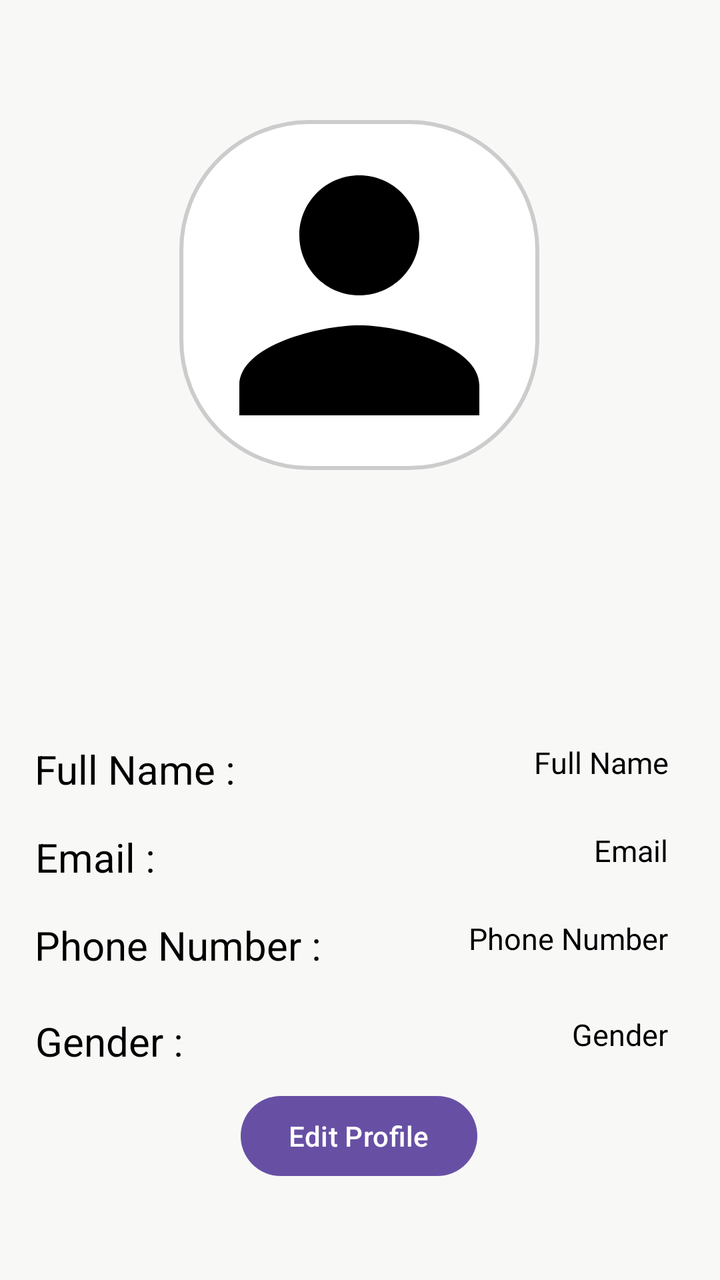
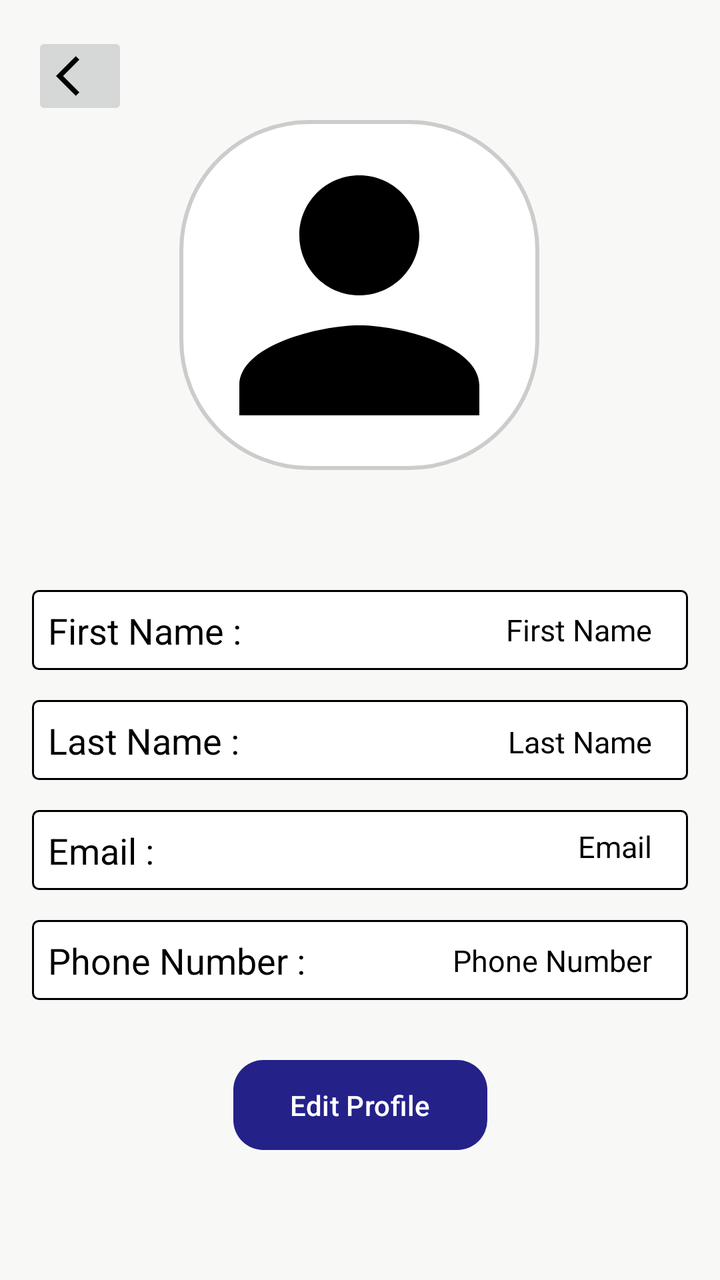

An Android layout rendered at two revisions. The XML below is the earlier revision; the diff shows what the commit changed to produce the second picture.
<!-- AndroidManifest.xml: application theme Theme.Techtonic -->
<!-- res/layout/fragment_profile.xml -->
<?xml version="1.0" encoding="utf-8"?>
<FrameLayout xmlns:android="http://schemas.android.com/apk/res/android"
    xmlns:app="http://schemas.android.com/apk/res-auto"
    xmlns:tools="http://schemas.android.com/tools"
    android:layout_width="match_parent"
    android:id="@+id/fragment_container"
    android:layout_height="match_parent"
    android:background="#F8F9F7"
    android:padding="16dp">


    <androidx.constraintlayout.widget.ConstraintLayout
        android:layout_width="match_parent"
        android:layout_height="match_parent"
        android:orientation="vertical"
        tools:layout_editor_absoluteX="49dp"
        tools:layout_editor_absoluteY="53dp">

        <ImageView
            android:id="@+id/Profile"
            android:layout_width="180dp"
            android:layout_height="175dp"
            android:layout_gravity="center"
            android:layout_marginTop="44dp"
            android:background="@drawable/round_image_background"
            android:contentDescription="Profile Image"
            android:scaleType="centerCrop"
            android:src="@drawable/person_icon"
            app:layout_constraintEnd_toEndOf="parent"
            app:layout_constraintHorizontal_bias="0.497"
            app:layout_constraintStart_toStartOf="parent"
            app:layout_constraintTop_toTopOf="parent" />

        <TextView
            android:id="@+id/txtfullname"
            android:layout_width="250dp"
            android:layout_height="30dp"
            android:layout_marginTop="355dp"
            android:gravity="right"
            android:hint="Full Name"
            android:inputType="textPersonName"
            android:paddingRight="10dp"
            android:textColor="@color/black"
            android:textColorHint="@color/black"
            android:textSize="15dp"
            app:layout_constraintEnd_toEndOf="parent"
            app:layout_constraintHorizontal_bias="1.0"
            app:layout_constraintStart_toStartOf="parent"
            app:layout_constraintTop_toTopOf="parent" />

        <TextView
            android:id="@+id/fullname"
            android:layout_width="wrap_content"
            android:layout_height="wrap_content"
            android:layout_marginTop="355dp"
            android:gravity="left"
            android:paddingRight="10dp"
            android:text="Full Name : "
            android:textColor="@color/black"
            android:textColorHint="@color/black"
            android:textSize="20dp"
            app:layout_constraintEnd_toEndOf="parent"
            app:layout_constraintHorizontal_bias="0.007"
            app:layout_constraintStart_toStartOf="parent"
            app:layout_constraintTop_toTopOf="parent" />

        <TextView
            android:id="@+id/txtEmailAddress"
            android:layout_width="250dp"
            android:layout_height="30dp"
            android:layout_marginTop="399dp"
            android:gravity="right"
            android:hint="Email"
            android:inputType="textEmailAddress"
            android:paddingRight="10dp"
            android:textColor="@color/black"
            android:textColorHint="@color/black"
            android:textSize="15dp"
            app:layout_constraintEnd_toEndOf="parent"
            app:layout_constraintHorizontal_bias="1.0"
            app:layout_constraintStart_toStartOf="parent"
            app:layout_constraintTop_toTopOf="parent" />

        <TextView
            android:id="@+id/email"
            android:layout_width="wrap_content"
            android:layout_height="wrap_content"
            android:layout_marginTop="399dp"
            android:gravity="left"
            android:paddingRight="10dp"
            android:text="Email :"
            android:textColor="@color/black"
            android:textColorHint="@color/black"
            android:textSize="20dp"
            app:layout_constraintEnd_toEndOf="parent"
            app:layout_constraintHorizontal_bias="0.007"
            app:layout_constraintStart_toStartOf="parent"
            app:layout_constraintTop_toTopOf="parent" />

        <TextView
            android:id="@+id/txtPhoneNumber"
            android:layout_width="200dp"
            android:layout_height="30dp"
            android:layout_marginTop="443dp"
            android:gravity="right"
            android:hint="Phone Number"
            android:inputType="phone"
            android:paddingRight="10dp"
            android:textColor="@color/black"
            android:textColorHint="@color/black"
            android:textSize="15dp"
            app:layout_constraintEnd_toEndOf="parent"
            app:layout_constraintHorizontal_bias="1.0"
            app:layout_constraintStart_toStartOf="parent"
            app:layout_constraintTop_toTopOf="parent" />

        <TextView
            android:id="@+id/phone"
            android:layout_width="wrap_content"
            android:layout_height="wrap_content"
            android:layout_marginTop="443dp"
            android:gravity="left"
            android:paddingRight="10dp"
            android:text="Phone Number :"
            android:textColor="@color/black"
            android:textColorHint="@color/black"
            android:textSize="20dp"
            app:layout_constraintEnd_toEndOf="parent"
            app:layout_constraintHorizontal_bias="0.007"
            app:layout_constraintStart_toStartOf="parent"
            app:layout_constraintTop_toTopOf="parent" />

        <TextView
            android:id="@+id/tvgender"
            android:layout_width="250dp"
            android:layout_height="30dp"
            android:layout_marginTop="491dp"
            android:gravity="right"
            android:hint="Gender"
            android:inputType="date"
            android:paddingRight="10dp"
            android:textColor="@color/black"
            android:textColorHint="@color/black"
            android:textSize="15dp"
            app:layout_constraintEnd_toEndOf="parent"
            app:layout_constraintHorizontal_bias="1.0"
            app:layout_constraintStart_toStartOf="parent"
            app:layout_constraintTop_toTopOf="parent" />

        <TextView
            android:id="@+id/gender"
            android:layout_width="wrap_content"
            android:layout_height="wrap_content"
            android:layout_marginTop="491dp"
            android:gravity="left"
            android:paddingRight="10dp"
            android:text="Gender :"
            android:textColor="@color/black"
            android:textColorHint="@color/black"
            android:textSize="20dp"
            app:layout_constraintEnd_toEndOf="parent"
            app:layout_constraintHorizontal_bias="0.007"
            app:layout_constraintStart_toStartOf="parent"
            app:layout_constraintTop_toTopOf="parent" />

        <Button
            android:id="@+id/btn_edit"
            android:layout_width="wrap_content"
            android:layout_height="wrap_content"
            android:layout_gravity="center"
            android:layout_marginBottom="32dp"
            android:text="Edit Profile"
            app:layout_constraintBottom_toBottomOf="parent"
            app:layout_constraintEnd_toEndOf="parent"
            app:layout_constraintHorizontal_bias="0.498"
            app:layout_constraintStart_toStartOf="parent" />

    </androidx.constraintlayout.widget.ConstraintLayout>
</FrameLayout>
<!-- resources referenced by this layout -->
<resources>
  <color name="black">#000000</color>
  <!-- drawable person_icon (drawable) -->
  <vector xmlns:android="http://schemas.android.com/apk/res/android" android:height="24dp" android:tint="#000000" android:viewportHeight="24" android:viewportWidth="24" android:width="24dp">
        
      <path android:fillColor="@android:color/white" android:pathData="M12,12c2.21,0 4,-1.79 4,-4s-1.79,-4 -4,-4 -4,1.79 -4,4 1.79,4 4,4zM12,14c-2.67,0 -8,1.34 -8,4v2h16v-2c0,-2.66 -5.33,-4 -8,-4z"/>
      
  </vector>
  <!-- drawable round_image_background (drawable) -->
  <shape xmlns:android="http://schemas.android.com/apk/res/android">
      <solid android:color="@android:color/white" />
      <corners android:radius="64dp" />
      <stroke android:width="2dp" android:color="#CCCCCC" />
  </shape>
  <style name="Theme.Techtonic" parent="Base.Theme.Techtonic" />
  <style name="Base.Theme.Techtonic" parent="Theme.Material3.DayNight.NoActionBar">
  
      </style>
</resources>

<!-- the commit's change to res/layout/fragment_profile.xml (unified diff, before → after) -->
@@ -15,6 +15,17 @@
         android:orientation="vertical"
         tools:layout_editor_absoluteX="49dp"
         tools:layout_editor_absoluteY="53dp">
+
+        <ImageButton
+            android:id="@+id/back_button"
+            android:layout_width="wrap_content"
+            android:layout_height="wrap_content"
+            android:layout_gravity="left"
+            android:src="@drawable/ic_back"
+            app:layout_constraintEnd_toEndOf="parent"
+            app:layout_constraintHorizontal_bias="0.0"
+            app:layout_constraintStart_toStartOf="parent"
+            app:layout_constraintTop_toTopOf="parent" />
 
         <ImageView
             android:id="@+id/Profile"
@@ -31,149 +42,183 @@
             app:layout_constraintStart_toStartOf="parent"
             app:layout_constraintTop_toTopOf="parent" />
 
-        <TextView
-            android:id="@+id/txtfullname"
-            android:layout_width="250dp"
-            android:layout_height="30dp"
-            android:layout_marginTop="355dp"
-            android:gravity="right"
-            android:hint="Full Name"
-            android:inputType="textPersonName"
-            android:paddingRight="10dp"
-            android:textColor="@color/black"
-            android:textColorHint="@color/black"
-            android:textSize="15dp"
-            app:layout_constraintEnd_toEndOf="parent"
-            app:layout_constraintHorizontal_bias="1.0"
-            app:layout_constraintStart_toStartOf="parent"
-            app:layout_constraintTop_toTopOf="parent" />
-
-        <TextView
-            android:id="@+id/fullname"
-            android:layout_width="wrap_content"
-            android:layout_height="wrap_content"
-            android:layout_marginTop="355dp"
-            android:gravity="left"
-            android:paddingRight="10dp"
-            android:text="Full Name : "
-            android:textColor="@color/black"
-            android:textColorHint="@color/black"
-            android:textSize="20dp"
-            app:layout_constraintEnd_toEndOf="parent"
-            app:layout_constraintHorizontal_bias="0.007"
-            app:layout_constraintStart_toStartOf="parent"
-            app:layout_constraintTop_toTopOf="parent" />
-
-        <TextView
-            android:id="@+id/txtEmailAddress"
-            android:layout_width="250dp"
-            android:layout_height="30dp"
-            android:layout_marginTop="399dp"
-            android:gravity="right"
-            android:hint="Email"
-            android:inputType="textEmailAddress"
-            android:paddingRight="10dp"
-            android:textColor="@color/black"
-            android:textColorHint="@color/black"
-            android:textSize="15dp"
-            app:layout_constraintEnd_toEndOf="parent"
-            app:layout_constraintHorizontal_bias="1.0"
-            app:layout_constraintStart_toStartOf="parent"
-            app:layout_constraintTop_toTopOf="parent" />
-
-        <TextView
-            android:id="@+id/email"
-            android:layout_width="wrap_content"
-            android:layout_height="wrap_content"
-            android:layout_marginTop="399dp"
-            android:gravity="left"
-            android:paddingRight="10dp"
-            android:text="Email :"
-            android:textColor="@color/black"
-            android:textColorHint="@color/black"
-            android:textSize="20dp"
-            app:layout_constraintEnd_toEndOf="parent"
-            app:layout_constraintHorizontal_bias="0.007"
-            app:layout_constraintStart_toStartOf="parent"
-            app:layout_constraintTop_toTopOf="parent" />
-
-        <TextView
-            android:id="@+id/txtPhoneNumber"
-            android:layout_width="200dp"
-            android:layout_height="30dp"
-            android:layout_marginTop="443dp"
-            android:gravity="right"
-            android:hint="Phone Number"
-            android:inputType="phone"
-            android:paddingRight="10dp"
-            android:textColor="@color/black"
-            android:textColorHint="@color/black"
-            android:textSize="15dp"
-            app:layout_constraintEnd_toEndOf="parent"
-            app:layout_constraintHorizontal_bias="1.0"
-            app:layout_constraintStart_toStartOf="parent"
-            app:layout_constraintTop_toTopOf="parent" />
-
-        <TextView
-            android:id="@+id/phone"
-            android:layout_width="wrap_content"
-            android:layout_height="wrap_content"
-            android:layout_marginTop="443dp"
-            android:gravity="left"
-            android:paddingRight="10dp"
-            android:text="Phone Number :"
-            android:textColor="@color/black"
-            android:textColorHint="@color/black"
-            android:textSize="20dp"
-            app:layout_constraintEnd_toEndOf="parent"
-            app:layout_constraintHorizontal_bias="0.007"
-            app:layout_constraintStart_toStartOf="parent"
-            app:layout_constraintTop_toTopOf="parent" />
-
-        <TextView
-            android:id="@+id/tvgender"
-            android:layout_width="250dp"
-            android:layout_height="30dp"
-            android:layout_marginTop="491dp"
-            android:gravity="right"
-            android:hint="Gender"
-            android:inputType="date"
-            android:paddingRight="10dp"
-            android:textColor="@color/black"
-            android:textColorHint="@color/black"
-            android:textSize="15dp"
-            app:layout_constraintEnd_toEndOf="parent"
-            app:layout_constraintHorizontal_bias="1.0"
-            app:layout_constraintStart_toStartOf="parent"
-            app:layout_constraintTop_toTopOf="parent" />
-
-        <TextView
-            android:id="@+id/gender"
-            android:layout_width="wrap_content"
-            android:layout_height="wrap_content"
-            android:layout_marginTop="491dp"
-            android:gravity="left"
-            android:paddingRight="10dp"
-            android:text="Gender :"
-            android:textColor="@color/black"
-            android:textColorHint="@color/black"
-            android:textSize="20dp"
-            app:layout_constraintEnd_toEndOf="parent"
-            app:layout_constraintHorizontal_bias="0.007"
-            app:layout_constraintStart_toStartOf="parent"
-            app:layout_constraintTop_toTopOf="parent" />
+
+        <androidx.constraintlayout.widget.ConstraintLayout
+            android:id="@+id/constraintLayout6"
+            android:layout_width="match_parent"
+            android:layout_height="40dp"
+            android:layout_marginTop="60dp"
+            android:background="@drawable/listview_border"
+            app:layout_constraintTop_toBottomOf="@+id/Profile">
+
+            <TextView
+                android:id="@+id/firstname"
+                android:layout_width="wrap_content"
+                android:layout_height="wrap_content"
+                android:gravity="left"
+                android:paddingRight="10dp"
+                android:text="First Name :"
+                android:textColor="@color/black"
+                android:textColorHint="@color/black"
+                android:textSize="18sp"
+                app:layout_constraintBottom_toBottomOf="parent"
+                app:layout_constraintStart_toStartOf="parent"
+                app:layout_constraintTop_toTopOf="parent" />
+
+
+            <TextView
+                android:id="@+id/txtfirstname"
+                android:layout_width="145dp"
+                android:layout_height="21dp"
+                android:gravity="right"
+                android:hint="First Name"
+                android:inputType="date"
+                android:paddingRight="10dp"
+                android:textColor="@color/black"
+                android:textColorHint="@color/black"
+                android:textSize="15dp"
+                app:layout_constraintBottom_toBottomOf="parent"
+                app:layout_constraintEnd_toEndOf="parent"
+                app:layout_constraintTop_toTopOf="parent" />
+
+        </androidx.constraintlayout.widget.ConstraintLayout>
+
+
+        <androidx.constraintlayout.widget.ConstraintLayout
+            android:id="@+id/constraintLayout3"
+            android:layout_width="match_parent"
+            android:layout_height="40dp"
+            android:layout_marginTop="15dp"
+            android:background="@drawable/listview_border"
+            app:layout_constraintEnd_toEndOf="parent"
+            app:layout_constraintStart_toStartOf="parent"
+            app:layout_constraintTop_toBottomOf="@+id/constraintLayout6">
+
+            <TextView
+                android:id="@+id/lastname"
+                android:layout_width="wrap_content"
+                android:layout_height="wrap_content"
+                android:gravity="left"
+                android:paddingRight="10dp"
+                android:text="Last Name : "
+                android:textColor="@color/black"
+                android:textColorHint="@color/black"
+                android:textSize="18sp"
+                app:layout_constraintBottom_toBottomOf="parent"
+                app:layout_constraintStart_toStartOf="parent"
+                app:layout_constraintTop_toTopOf="parent" />
+
+            <TextView
+                android:id="@+id/txtlastname"
+                android:layout_width="244dp"
+                android:layout_height="19dp"
+                android:gravity="right"
+                android:hint="Last Name"
+                android:inputType="textPersonName"
+                android:paddingRight="10dp"
+                android:textColor="@color/black"
+                android:textColorHint="@color/black"
+                android:textSize="15dp"
+                app:layout_constraintBottom_toBottomOf="parent"
+                app:layout_constraintEnd_toEndOf="parent"
+                app:layout_constraintTop_toTopOf="parent" />
+
+        </androidx.constraintlayout.widget.ConstraintLayout>
+
+
+        <androidx.constraintlayout.widget.ConstraintLayout
+            android:id="@+id/constraintLayout4"
+            android:layout_width="match_parent"
+            android:layout_height="40dp"
+            android:layout_marginTop="15dp"
+            android:background="@drawable/listview_border"
+            app:layout_constraintTop_toBottomOf="@+id/constraintLayout3">
+
+
+            <TextView
+                android:id="@+id/email"
+                android:layout_width="wrap_content"
+                android:layout_height="wrap_content"
+                android:gravity="left"
+                android:paddingRight="10dp"
+                android:text="Email :"
+                android:textColor="@color/black"
+                android:textColorHint="@color/black"
+                android:textSize="18sp"
+                app:layout_constraintBottom_toBottomOf="parent"
+                app:layout_constraintStart_toStartOf="parent"
+                app:layout_constraintTop_toTopOf="parent" />
+
+            <TextView
+                android:id="@+id/txtEmailAddress"
+                android:layout_width="247dp"
+                android:layout_height="24dp"
+                android:gravity="right"
+                android:hint="Email"
+                android:inputType="textEmailAddress"
+                android:paddingRight="10dp"
+                android:textColor="@color/black"
+                android:textColorHint="@color/black"
+                android:textSize="15dp"
+                app:layout_constraintBottom_toBottomOf="parent"
+                app:layout_constraintEnd_toEndOf="parent"
+                app:layout_constraintTop_toTopOf="parent" />
+
+
+        </androidx.constraintlayout.widget.ConstraintLayout>
+
+
+        <androidx.constraintlayout.widget.ConstraintLayout
+            android:id="@+id/constraintLayout5"
+            android:layout_width="match_parent"
+            android:layout_height="40dp"
+            android:layout_marginTop="15dp"
+            android:background="@drawable/listview_border"
+            app:layout_constraintTop_toBottomOf="@+id/constraintLayout4">
+
+            <TextView
+                android:id="@+id/phone"
+                android:layout_width="wrap_content"
+                android:layout_height="wrap_content"
+                android:gravity="left"
+                android:paddingRight="10dp"
+                android:text="Phone Number :"
+                android:textColor="@color/black"
+                android:textColorHint="@color/black"
+                android:textSize="18sp"
+                app:layout_constraintBottom_toBottomOf="parent"
+                app:layout_constraintStart_toStartOf="parent"
+                app:layout_constraintTop_toTopOf="parent" />
+
+            <TextView
+                android:id="@+id/txtPhoneNumber"
+                android:layout_width="193dp"
+                android:layout_height="20dp"
+                android:gravity="right"
+                android:hint="Phone Number"
+                android:inputType="phone"
+                android:paddingRight="10dp"
+                android:textColor="@color/black"
+                android:textColorHint="@color/black"
+                android:textSize="15dp"
+                app:layout_constraintBottom_toBottomOf="parent"
+                app:layout_constraintEnd_toEndOf="parent"
+                app:layout_constraintTop_toTopOf="parent" />
+        </androidx.constraintlayout.widget.ConstraintLayout>
+
 
         <Button
             android:id="@+id/btn_edit"
-            android:layout_width="wrap_content"
-            android:layout_height="wrap_content"
-            android:layout_gravity="center"
-            android:layout_marginBottom="32dp"
+            android:layout_width="127dp"
+            android:layout_height="45dp"
+            android:layout_marginTop="30dp"
+            android:background="@drawable/roundcorner"
             android:text="Edit Profile"
-            app:layout_constraintBottom_toBottomOf="parent"
-            app:layout_constraintEnd_toEndOf="parent"
-            app:layout_constraintHorizontal_bias="0.498"
-            app:layout_constraintStart_toStartOf="parent" />
+            android:textColor="@android:color/white"
+            app:backgroundTint="@color/Blue"
+            app:layout_constraintEnd_toEndOf="parent"
+            app:layout_constraintStart_toStartOf="parent"
+            app:layout_constraintTop_toBottomOf="@+id/constraintLayout5" />
 
     </androidx.constraintlayout.widget.ConstraintLayout>
 </FrameLayout>
<!-- resource entries referenced after the edit -->
@@ -1,6 +1,27 @@
 <!-- resources referenced by this layout -->
 <resources>
+  <color name="Blue">#242289</color>
   <color name="black">#000000</color>
+  <!-- drawable ic_back (drawable) -->
+  <vector xmlns:android="http://schemas.android.com/apk/res/android" android:autoMirrored="true" android:height="24dp" android:tint="#000000" android:viewportHeight="24" android:viewportWidth="24" android:width="24dp">
+        
+      <path android:fillColor="@android:color/white" android:pathData="M11.67,3.87L9.9,2.1 0,12l9.9,9.9 1.77,-1.77L3.54,12z"/>
+      
+  </vector>
+  <!-- drawable listview_border (drawable) -->
+  <?xml version="1.0" encoding="utf-8"?>
+  <shape xmlns:android="http://schemas.android.com/apk/res/android">
+      <solid android:color="#FFFFFF" />
+      <stroke
+          android:width="1dp"
+          android:color="#000000" />
+      <corners android:radius="3dp" />
+      <padding
+          android:left="8dp"
+          android:top="8dp"
+          android:right="8dp"
+          android:bottom="8dp" />
+  </shape>
   <!-- drawable person_icon (drawable) -->
   <vector xmlns:android="http://schemas.android.com/apk/res/android" android:height="24dp" android:tint="#000000" android:viewportHeight="24" android:viewportWidth="24" android:width="24dp">
         
@@ -13,6 +34,11 @@
       <corners android:radius="64dp" />
       <stroke android:width="2dp" android:color="#CCCCCC" />
   </shape>
+  <!-- drawable roundcorner (drawable) -->
+  <?xml version="1.0" encoding="utf-8"?>
+  <shape xmlns:android="http://schemas.android.com/apk/res/android">
+      <corners android:radius="15dp"  />
+  </shape>
   <style name="Theme.Techtonic" parent="Base.Theme.Techtonic" />
   <style name="Base.Theme.Techtonic" parent="Theme.Material3.DayNight.NoActionBar">
   
